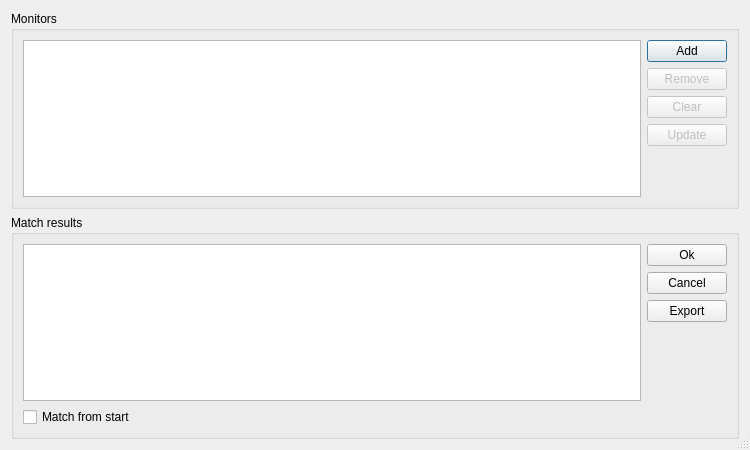
The window that madqt/online/emittance.ui (hibtc/madgui) describes before a commit, drawn with Qt 5.
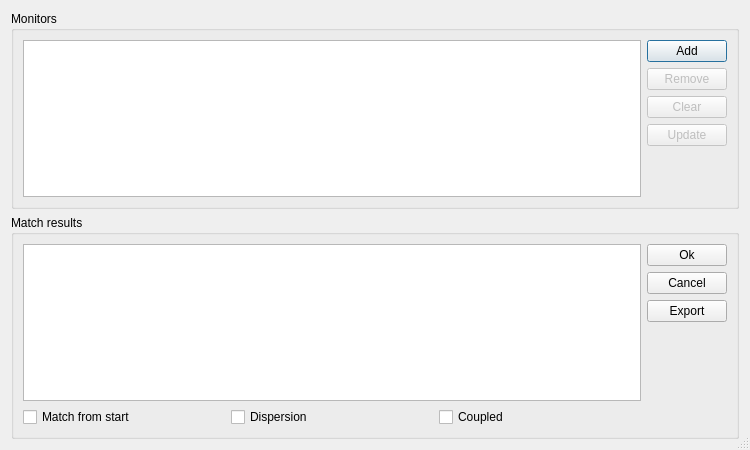
The same window after the commit. Custom widgets are drawn as their Qt base class.

Commit message:
Consider dispersion (bugged!)
There is some error, somewhere… Also, I'm not yet sure to which variable
the resulting matrix element <pt,pt> should correspond.

The edit to the form file:
```diff
--- a/madqt/online/emittance.ui
+++ b/madqt/online/emittance.ui
@@ -131,11 +131,29 @@
        </layout>
       </item>
       <item row="1" column="0">
-       <widget class="QCheckBox" name="check_matchstart">
+       <layout class="QHBoxLayout">
+        <item>
+         <widget class="QCheckBox" name="long_transfer">
         <property name="text">
          <string>Match from start</string>
         </property>
        </widget>
+        </item>
+        <item>
+         <widget class="QCheckBox" name="use_dispersion">
+          <property name="text">
+           <string>Dispersion</string>
+          </property>
+         </widget>
+        </item>
+        <item>
+         <widget class="QCheckBox" name="respect_coupling">
+          <property name="text">
+           <string>Coupled</string>
+          </property>
+         </widget>
+        </item>
+       </layout>
       </item>
      </layout>
     </widget>
```
Lines whose indentation alone changed are shown as unchanged. The commit also changes 1 other file.
